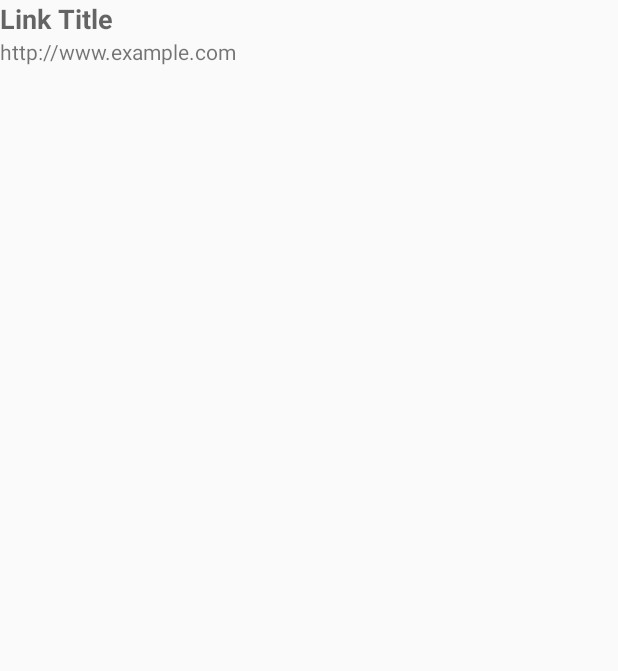
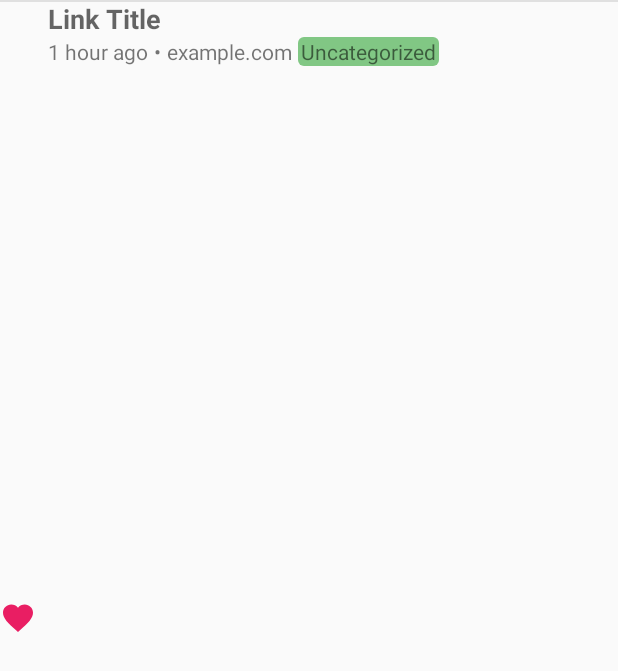
Before and after one commit to fbis251/Linky, an Android app: the layout content_link.xml on its own in the app's theme, with its tools: preview values and no code run, on a phone screen of 412 x 824 dp. Shown: the top 671 px of the screen. Run offline under Robolectric (Android 15) with nearby library versions, the phone set to English and light mode, and no system bars.

Commit message:
Implement data binding in LinksAdapter

```diff
--- a/app/build.gradle
+++ b/app/build.gradle
@@ -11,6 +11,9 @@ android {
         targetSdkVersion 23
         versionCode 4
         versionName "1.3.0 API/0.3"
+    }
+    dataBinding {
+        enabled = true
     }
     buildTypes {
         release {
--- a/app/src/debug/res/values/strings.xml
+++ b/app/src/debug/res/values/strings.xml
@@ -1,7 +1,7 @@
 <?xml version="1.0" encoding="utf-8"?>
 <resources>
 
-    <string name="app_name">Saved Links DEBUG</string>
-    <string name="title_add_link">Add Link DEBUG</string>
+    <string name="app_name">Saved DEBUG</string>
+    <string name="title_add_link">Add DEBUG</string>
 
 </resources>
--- /dev/null
+++ b/app/src/main/res/drawable/link_category_bg.xml
@@ -0,0 +1,10 @@
+<?xml version="1.0" encoding="UTF-8"?>
+<shape xmlns:android="http://schemas.android.com/apk/res/android">
+    <solid android:color="@color/green300"/>
+    <corners android:radius="4dip"/>
+    <padding
+            android:bottom="@dimen/link_category_bg_vertical_padding"
+            android:left="@dimen/link_category_bg_horizontal_padding"
+            android:right="@dimen/link_category_bg_horizontal_padding"
+            android:top="@dimen/link_category_bg_vertical_padding"/>
+</shape>
--- a/app/src/main/res/layout/content_link.xml
+++ b/app/src/main/res/layout/content_link.xml
@@ -1,22 +1,81 @@
-<LinearLayout xmlns:android="http://schemas.android.com/apk/res/android"
-              xmlns:tools="http://schemas.android.com/tools"
+<?xml version="1.0" encoding ="utf-8"?>
+<layout xmlns:android="http://schemas.android.com/apk/res/android"
+        xmlns:tools="http://schemas.android.com/tools">
+
+    <data>
+
+        <variable
+                name="link"
+                type="com.fernandobarillas.linkshare.models.Link"/>
+    </data>
+
+    <RelativeLayout
+            android:layout_width="match_parent"
+            android:layout_height="wrap_content"
+            android:minHeight="?android:attr/listPreferredItemHeight">
+
+        <ImageView
+                android:id="@+id/link_is_favorite"
                 android:layout_width="wrap_content"
-              android:layout_height="wrap_content"
-              android:minHeight="?android:attr/listPreferredItemHeight"
-              android:orientation="vertical">
+                android:layout_height="match_parent"
+                android:layout_centerVertical="true"
+                android:paddingEnd="@dimen/link_favorite_right_margin"
+                android:src="@{link.favorite ? @drawable/ic_favorite_filled_24dp : @drawable/ic_favorite_border_24dp}"
+                tools:src="@drawable/ic_favorite_filled_24dp"/>
 
         <TextView
                 android:id="@+id/link_title"
-        android:layout_width="match_parent"
+                android:layout_width="wrap_content"
                 android:layout_height="wrap_content"
+                android:layout_toEndOf="@id/link_is_favorite"
+                android:text="@{link.title}"
                 android:textAppearance="?android:attr/textAppearanceMedium"
                 android:textStyle="bold"
                 tools:text="Link Title"/>
 
         <TextView
+                android:id="@+id/link_time"
+                android:layout_width="wrap_content"
+                android:layout_height="wrap_content"
+                android:layout_below="@id/link_title"
+                android:layout_toEndOf="@id/link_is_favorite"
+                android:text="@{link.timeString}"
+                tools:text="1 hour ago"/>
+
+        <TextView
+                android:id="@+id/link_separator"
+                android:layout_width="wrap_content"
+                android:layout_height="wrap_content"
+                android:layout_below="@id/link_title"
+                android:layout_toEndOf="@id/link_time"
+                android:paddingLeft="@dimen/link_information_margin"
+                android:paddingRight="@dimen/link_information_margin"
+                android:text="@string/link_information_separator"/>
+
+        <TextView
                 android:id="@+id/link_url"
+                android:layout_width="wrap_content"
+                android:layout_height="wrap_content"
+                android:layout_below="@id/link_title"
+                android:layout_toEndOf="@id/link_separator"
+                android:text="@{link.domain}"
+                tools:text="example.com"/>
+
+        <TextView
+                android:id="@+id/link_category"
+                android:layout_width="wrap_content"
+                android:layout_height="wrap_content"
+                android:layout_below="@id/link_title"
+                android:layout_marginStart="@dimen/link_information_margin"
+                android:layout_toEndOf="@id/link_url"
+                android:background="@{link.category != null ? @drawable/link_category_bg : null}"
+                android:text="@{link.category}"
+                tools:background="@drawable/link_category_bg"
+                tools:text="Uncategorized"/>
+
+        <View
                 android:layout_width="match_parent"
-        android:layout_height="wrap_content"
-        tools:text="http://www.example.com"/>
-
-</LinearLayout>
+                android:layout_height="1dp"
+                android:background="@color/gray300"/>
+    </RelativeLayout>
+</layout>
--- a/app/src/main/res/values-w820dp/dimens.xml
+++ b/app/src/main/res/values-w820dp/dimens.xml
@@ -3,4 +3,7 @@
          (such as screen margins) for screens with more than 820dp of available width. This
          would include 7" and 10" devices in landscape (~960dp and ~1280dp respectively). -->
     <dimen name="activity_horizontal_margin">64dp</dimen>
+
+    <!-- Link -->
+    <dimen name="link_favorite_right_margin">12dp</dimen>
 </resources>
--- a/app/src/main/res/values/colors.xml
+++ b/app/src/main/res/values/colors.xml
@@ -1,6 +1,24 @@
 <?xml version="1.0" encoding="utf-8"?>
 <resources>
-    <color name="colorPrimary">#4caf50</color>
-    <color name="colorPrimaryDark">#1b5e20</color>
-    <color name="colorAccent">#ff6f00</color>
+    <color name="colorPrimary">@color/deepPurple500</color>
+    <color name="colorPrimaryDark">@color/deepPurple900</color>
+    <color name="colorAccent">@color/amber500</color>
+
+    <!-- Link colors -->
+    <color name="linkCategoryBackground">@color/green500</color>
+
+    <!-- Material colors -->
+    <color name="white">#fff</color>
+    <color name="black">#000</color>
+
+    <color name="amber500">#ffc107</color>
+
+    <color name="deepPurple500">#673ab7</color>
+    <color name="deepPurple900">#311b92</color>
+
+    <color name="gray300">#e0e0e0</color>
+
+    <color name="green300">#81c784</color>
+    <color name="green500">#4caf50</color>
+
 </resources>
--- a/app/src/main/res/values/dimens.xml
+++ b/app/src/main/res/values/dimens.xml
@@ -5,4 +5,10 @@
     <dimen name="app_bar_height">180dp</dimen>
     <dimen name="fab_margin">16dp</dimen>
     <dimen name="text_margin">16dp</dimen>
+
+    <!-- Link -->
+    <dimen name="link_favorite_right_margin">8dp</dimen>
+    <dimen name="link_information_margin">4dp</dimen>
+    <dimen name="link_category_bg_horizontal_padding">2dp</dimen>
+    <dimen name="link_category_bg_vertical_padding">0dp</dimen>
 </resources>
--- a/app/src/main/res/values/strings.xml
+++ b/app/src/main/res/values/strings.xml
@@ -18,4 +18,7 @@
     <string name="error_incorrect_password">This password is incorrect</string>
     <string name="error_incorrect_username_or_password">Incorrect username or password</string>
     <string name="error_field_required">This field is required</string>
+
+    <!-- Link view -->
+    <string name="link_information_separator">•</string>
 </resources>
```
Also changed, not shown: app/src/main/java/com/fernandobarillas/linkshare/adapters/LinksAdapter.java (+40 -22 lines). Lines whose indentation alone changed are shown as unchanged.
